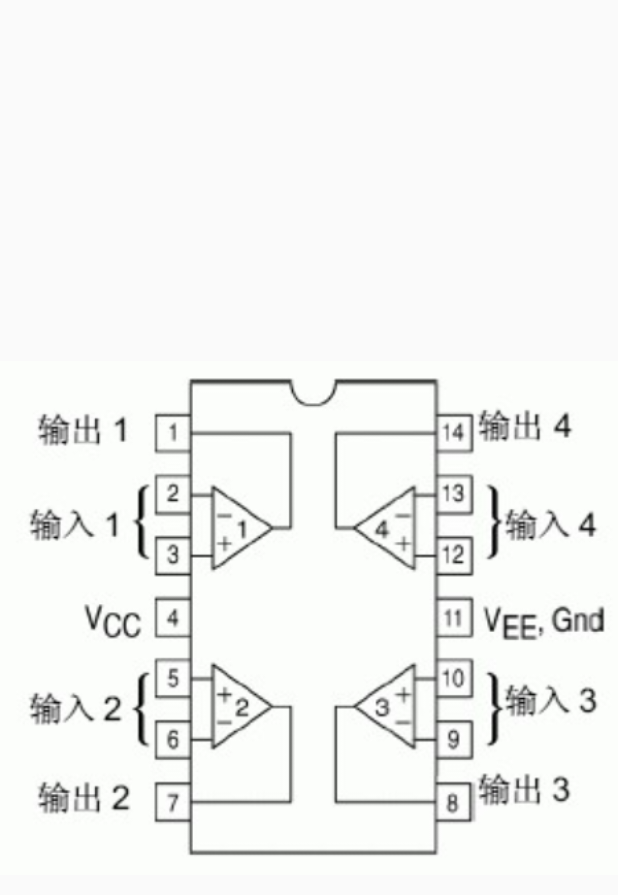
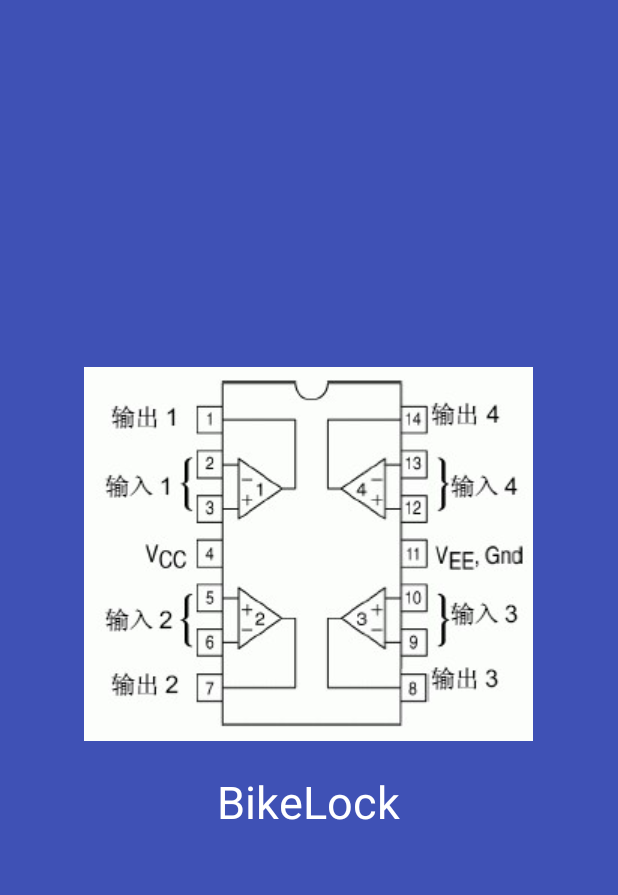
Before and after one commit to PotoYang/BikeLock, an Android app: the layout activity_loading.xml on its own in the app's theme, with its tools: preview values and no code run, on a phone screen of 412 x 824 dp. Shown: the top 895 px of the screen. Run offline under Robolectric (Android 15) with nearby library versions, the phone set to English and light mode, and no system bars.

Commit message:
2016.4.8 yyc修改启动画面

```diff
--- a/app/src/main/res/layout/activity_loading.xml
+++ b/app/src/main/res/layout/activity_loading.xml
@@ -1,14 +1,47 @@
-<?xml version="1.0" encoding="utf-8"?>
 <LinearLayout xmlns:android="http://schemas.android.com/apk/res/android"
-    xmlns:tools="http://schemas.android.com/tools"
-    android:layout_width="match_parent"
-    android:layout_height="match_parent"
-    android:orientation="vertical"
-    tools:context="com.example.potoyang.bikelock.LoadingActivity">
+    android:id="@+id/splash_root"
+    android:layout_width="fill_parent"
+    android:layout_height="fill_parent"
+    android:gravity="center"
+    android:orientation="vertical">
 
-    <ImageView
+    <!--背景颜色-->
+    <LinearLayout
         android:layout_width="match_parent"
         android:layout_height="match_parent"
-        android:src="@drawable/lm324" />
+        android:background="@color/background_color"
+        android:gravity="center"
+        android:orientation="vertical">
+
+        <!--logo图片-->
+        <ImageView
+            android:id="@+id/logo"
+            android:layout_width="wrap_content"
+            android:layout_height="wrap_content"
+            android:paddingLeft="20dip"
+            android:paddingRight="20dip"
+            android:scaleType="centerInside"
+            android:src="@drawable/lm324" />
+
+        <!--软件名称-->
+        <TextView
+            android:layout_width="wrap_content"
+            android:layout_height="wrap_content"
+            android:layout_marginTop="20dip"
+            android:gravity="bottom"
+            android:text="@string/app_name"
+            android:textColor="@color/white"
+            android:textSize="30dip" />
+
+        <!--版本信息-->
+        <TextView
+            android:id="@+id/tv_version"
+            android:layout_width="wrap_content"
+            android:layout_height="wrap_content"
+            android:gravity="bottom"
+            android:textColor="@color/white"
+            android:textSize="18dip" />
+
+    </LinearLayout>
 
 </LinearLayout>
--- a/app/src/main/res/values/colors.xml
+++ b/app/src/main/res/values/colors.xml
@@ -3,4 +3,6 @@
     <color name="colorPrimary">#3F51B5</color>
     <color name="colorPrimaryDark">#303F9F</color>
     <color name="colorAccent">#FF4081</color>
+    <color name="white">#ffffff</color>
+    <color name="background_color">#3F51B5</color>
 </resources>
```
Also changed, not shown: app/src/main/java/com/example/potoyang/bikelock/LoadingActivity.java (+59 -22 lines).
